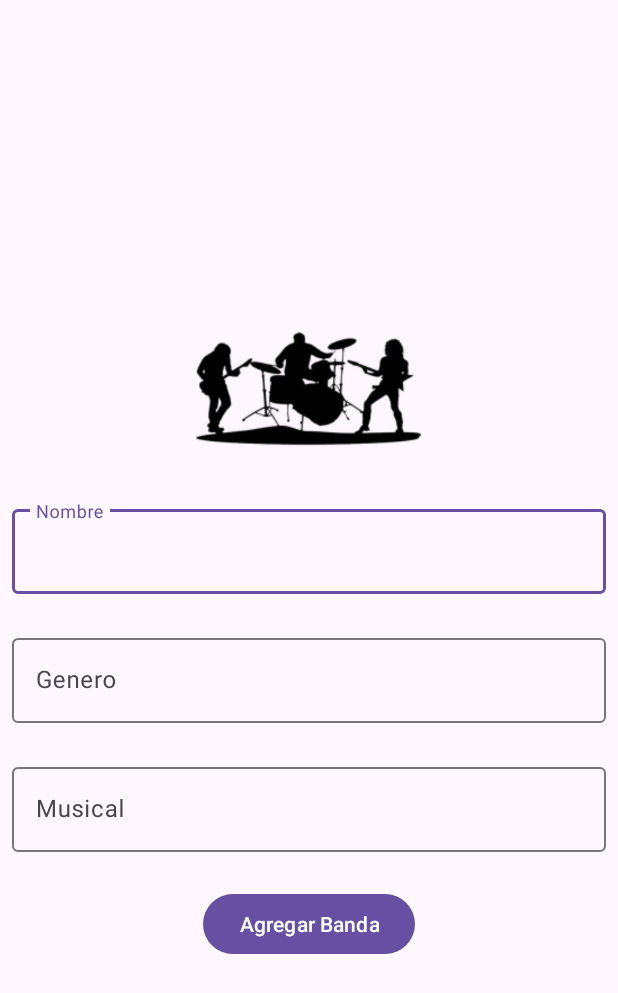
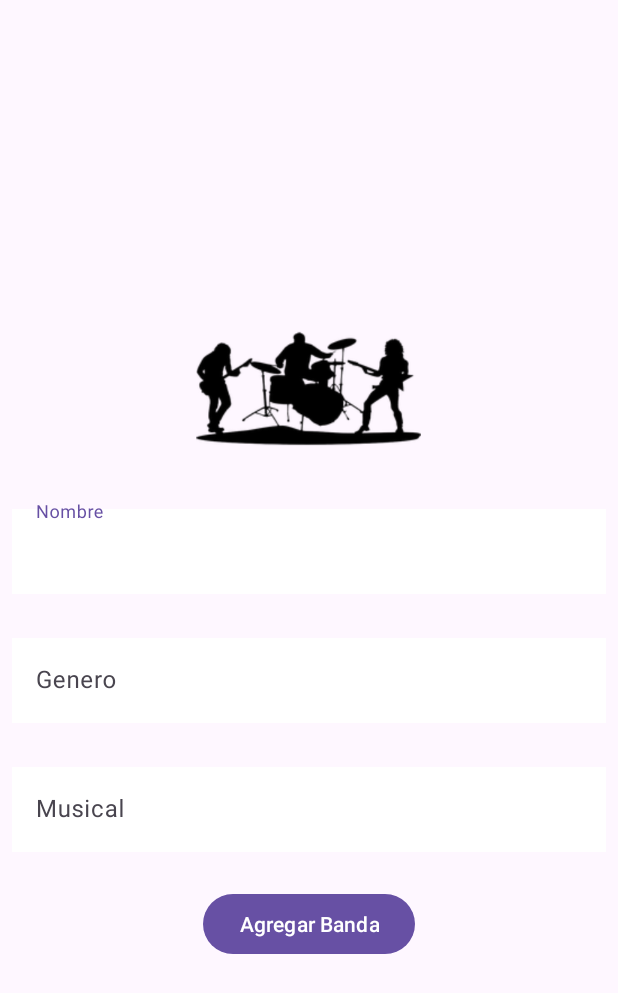
Before and after one commit to Dan920-Dev/BandaTrackerP1-PDM, an Android app: the layout fragment_new_band.xml on its own in the app's theme, with its tools: preview values and no code run, on a phone screen of 412 x 824 dp. Shown: the top 993 px of the screen. Run offline under Robolectric (Android 15) with nearby library versions, the phone set to English and light mode, and no system bars.

Commit message:
Add colors to edit text

```diff
--- a/app/src/main/res/layout/fragment_new_band.xml
+++ b/app/src/main/res/layout/fragment_new_band.xml
@@ -29,12 +29,14 @@
             android:layout_width="match_parent"
             android:layout_height="wrap_content"
             android:hint="@string/name_of_band_EditText"
+
             android:layout_marginBottom="@dimen/max_gap">
 
             <com.google.android.material.textfield.TextInputEditText
                 android:id="@+id/brand_ET"
                 android:layout_width="match_parent"
                 android:layout_height="wrap_content"
+                android:background="@color/white"
                 android:text="@={viewmodel.name}"
                 />
 
@@ -51,6 +53,7 @@
                 android:id="@+id/model_ET"
                 android:layout_width="match_parent"
                 android:layout_height="wrap_content"
+                android:background="@color/white"
                 android:text="@={viewmodel.genre}"
                 />
 
@@ -67,6 +70,7 @@
                 android:id="@+id/year_ET"
                 android:layout_width="match_parent"
                 android:layout_height="wrap_content"
+                android:background="@color/white"
                 android:text="@={viewmodel.musical}"
 
                 />
```
Also changed, not shown: app/src/main/java/com/jder00138218/bandastracker/NewBandFragment.kt (+5 -5 lines).
